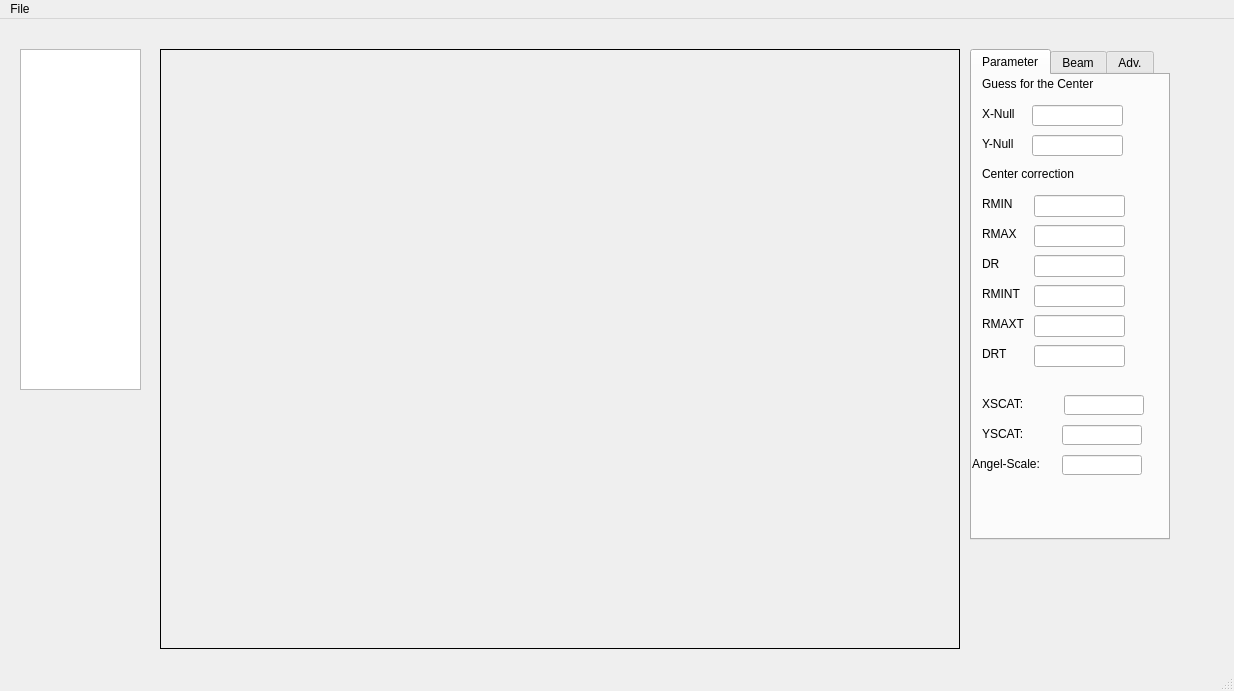
Qt form mainwindow.ui (twesterm/ged-interface) before a commit.
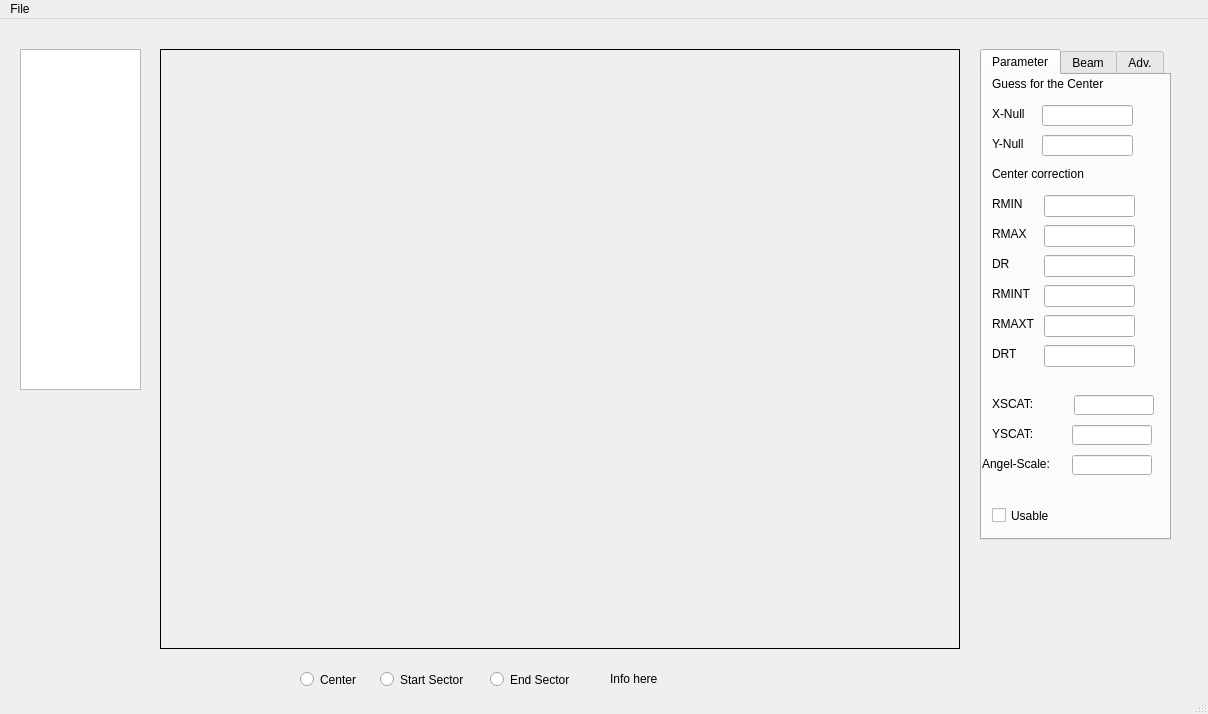
The same form after that commit.

Commit message: added checkbox (is usable) for the items

The edit to the form file:
```diff
--- a/mainwindow.ui
+++ b/mainwindow.ui
@@ -6,8 +6,8 @@
    <rect>
     <x>0</x>
     <y>0</y>
-    <width>1234</width>
-    <height>691</height>
+    <width>1208</width>
+    <height>714</height>
    </rect>
   </property>
   <property name="windowTitle">
@@ -17,9 +17,9 @@
    <widget class="QTabWidget" name="tabWidget">
     <property name="geometry">
      <rect>
-      <x>970</x>
+      <x>980</x>
       <y>30</y>
-      <width>200</width>
+      <width>191</width>
       <height>491</height>
      </rect>
     </property>
@@ -315,6 +315,19 @@
        <string>Angel-Scale:</string>
       </property>
      </widget>
+     <widget class="QCheckBox" name="UseCheckBox">
+      <property name="geometry">
+       <rect>
+        <x>10</x>
+        <y>430</y>
+        <width>87</width>
+        <height>21</height>
+       </rect>
+      </property>
+      <property name="text">
+       <string>Usable</string>
+      </property>
+     </widget>
     </widget>
     <widget class="QWidget" name="Beam">
      <attribute name="title">
@@ -674,13 +687,74 @@
      </rect>
     </property>
    </widget>
+   <widget class="QRadioButton" name="StartRadioButton">
+    <property name="geometry">
+     <rect>
+      <x>380</x>
+      <y>650</y>
+      <width>101</width>
+      <height>21</height>
+     </rect>
+    </property>
+    <property name="text">
+     <string>Start Sector</string>
+    </property>
+    <attribute name="buttonGroup">
+     <string>buttonGroup</string>
+    </attribute>
+   </widget>
+   <widget class="QRadioButton" name="EndRadioButton">
+    <property name="geometry">
+     <rect>
+      <x>490</x>
+      <y>650</y>
+      <width>101</width>
+      <height>21</height>
+     </rect>
+    </property>
+    <property name="text">
+     <string>End Sector</string>
+    </property>
+    <attribute name="buttonGroup">
+     <string>buttonGroup</string>
+    </attribute>
+   </widget>
+   <widget class="QRadioButton" name="centerRadioButton">
+    <property name="geometry">
+     <rect>
+      <x>300</x>
+      <y>650</y>
+      <width>101</width>
+      <height>21</height>
+     </rect>
+    </property>
+    <property name="text">
+     <string>Center</string>
+    </property>
+    <attribute name="buttonGroup">
+     <string>buttonGroup</string>
+    </attribute>
+   </widget>
+   <widget class="QLabel" name="infoLabel">
+    <property name="geometry">
+     <rect>
+      <x>610</x>
+      <y>650</y>
+      <width>351</width>
+      <height>20</height>
+     </rect>
+    </property>
+    <property name="text">
+     <string>Info here</string>
+    </property>
+   </widget>
   </widget>
   <widget class="QMenuBar" name="menubar">
    <property name="geometry">
     <rect>
      <x>0</x>
      <y>0</y>
-     <width>1234</width>
+     <width>1208</width>
      <height>22</height>
     </rect>
    </property>
```
Left out of the diff: 3 changed lines with no effect on the pictures. The commit also changes 16 other files.
